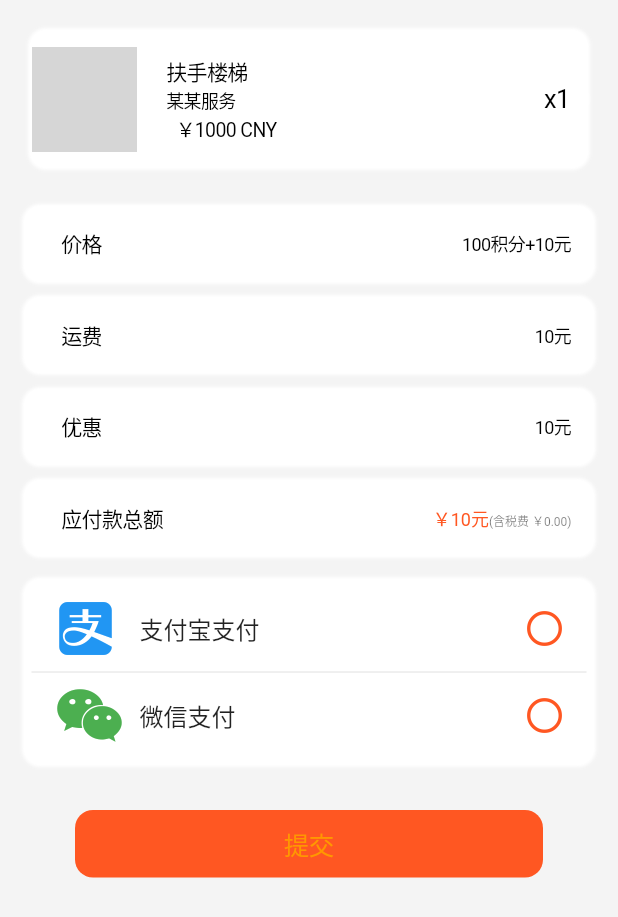
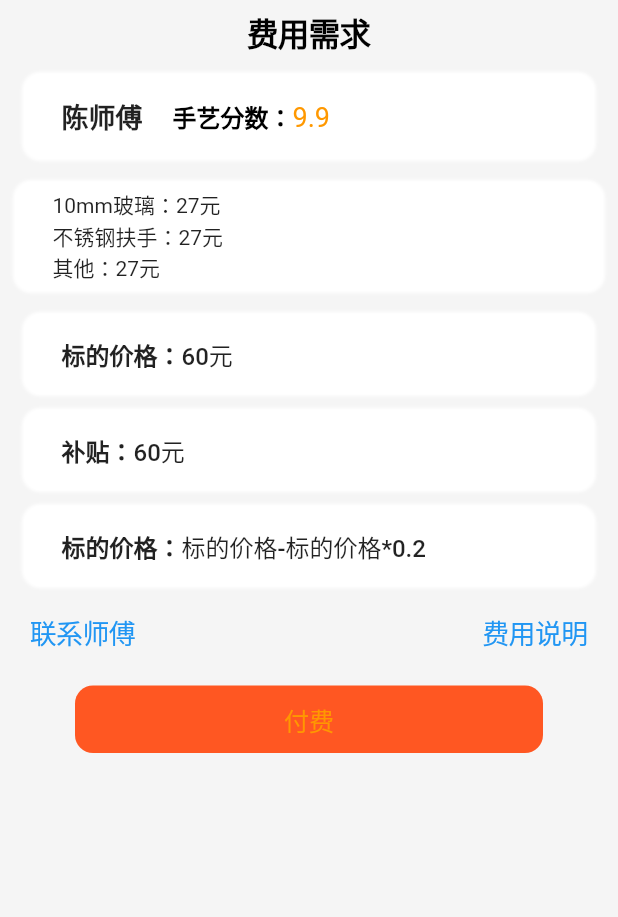
Before and after one commit to kurosann/fixtures-app, a Flutter app: the screen it shows after launch, on a phone screen of 412 x 824 dp. Shown: the top 917 px of the screen. Run offline on Flutter 3.47's test engine with Material 2 defaults, Android fonts, the phone set to English and light mode, and no system bars; our stand-ins replace camera, dio, flutter_rating_bar, flutter_spinkit, font_awesome_flutter, shared_preferences and 1 more; grey boxes are pictures that could not be loaded.

Commit message:
费用说明

```diff
--- a/lib/main.dart
+++ b/lib/main.dart
@@ -1,4 +1,5 @@
 import 'package:fixtures/routes.dart';
+import 'package:fixtures/view/costNeed/costNeed.dart';
 import 'package:fixtures/view/home/home.dart';
 import 'package:fixtures/view/order/orderDetail.dart';
 import 'package:flutter/cupertino.dart';
@@ -19,7 +20,7 @@ class MyApp extends StatelessWidget {
           barBackgroundColor: Color.fromARGB(150, 255, 255, 255),
           primaryColor: Colors.orange,
           brightness: Brightness.light),
-      home: OrderDetailPage(),
+      home: CostNeedPage(),
     );
   }
 }
--- a/lib/view/personal/styles/myStyle.dart
+++ b/lib/utils/styles/myStyle.dart
@@ -2,6 +2,7 @@
 import 'dart:ui';
 
 import 'package:flutter/cupertino.dart';
+import 'package:flutter/material.dart';
 
 TextStyle myTextFieldStyle(){
   return TextStyle(
@@ -28,3 +29,20 @@ BoxDecoration ourTextFieldBoxStyle() {
     ),
   );
 }
+
+BoxDecoration orderCard() {
+  return BoxDecoration(
+      color: Colors.white,
+      borderRadius: BorderRadius.circular(12),
+      boxShadow: [
+        BoxShadow(
+            color: Colors.white,
+            blurRadius: 1.0,
+            spreadRadius: 1.0)
+      ],
+      border: Border.all(
+        color: Color.fromARGB(255, 200, 200, 200),
+        width: 1,
+        style: BorderStyle.none,
+      ));
+}
--- /dev/null
+++ b/lib/view/costNeed/costNeed.dart
@@ -0,0 +1,190 @@
+import 'package:fixtures/utils/styles/myStyle.dart';
+import 'package:flutter/cupertino.dart';
+import 'package:flutter/material.dart';
+
+class CostNeedPage extends StatefulWidget {
+  static CostNeedPage? _instance;
+
+  static CostNeedPage get instance {
+    if (_instance == null) {
+      _instance = CostNeedPage();
+    }
+    return _instance!;
+  }
+
+  @override
+  State<StatefulWidget> createState() => _costNeedPageState();
+}
+
+class _costNeedPageState extends State<CostNeedPage> {
+  final divider = Divider(height: 1, indent: 20);
+  final rightIcon = Icon(Icons.keyboard_arrow_right);
+  final navTitle = ["10mm玻璃：27元", "不锈钢扶手：27元", "其他：27元"];
+  void _showInfoDialog(context, String content) {
+    showCupertinoDialog(
+      context: context,
+      builder: (context) {
+        return CupertinoAlertDialog(
+          title: Text(content),
+          actions: [
+            CupertinoDialogAction(
+              child: Text("确定"),
+              onPressed: () {
+                Navigator.of(context).pop();
+              },
+            )
+          ],
+        );
+      },
+    );
+  }
+  @override
+  Widget build(BuildContext context) {
+    return Scaffold(
+      body: CupertinoPageScaffold(
+          backgroundColor: Color.fromARGB(245, 245, 245, 245),
+          navigationBar: CupertinoNavigationBar(
+            previousPageTitle: '费用需求',
+            middle: Text("费用需求",style: TextStyle(fontSize: 21.0, color: Colors.black)),
+          ),
+          child: CustomScrollView(
+            slivers: [
+              SliverSafeArea(
+                sliver: CupertinoSliverRefreshControl(
+                  onRefresh: () async {},
+                ),
+              ),
+              SliverToBoxAdapter(
+                child: Column(
+                  children: [
+                    _msgCard("${'陈师傅'}", "手艺分数：", "${9.9}"),
+                    _actionList(),
+                    _itemCard("标的价格：", "${60}元"),
+                    _itemCard("补贴：", "${60}元"),
+                    _itemCard("标的价格：", "标的价格-标的价格*0.2"),
+                    _costShow(),
+                    _submitOrder()
+                  ],
+                ),
+              ),
+            ],
+          )),
+    );
+  }
+
+  Widget _actionList() {
+    return Container(
+      margin: EdgeInsets.symmetric(horizontal: 10, vertical: 10),
+      padding: EdgeInsets.all(4),
+      decoration: orderCard(),
+      child: Column(
+          children: navTitle
+              .map((item, {index}) => Container(
+                    margin:EdgeInsets.only(left: 20),
+                    child:
+                        Row(children: [new Text(item), Divider()]),
+                    alignment: Alignment.center,
+                  ))
+              .toList()),
+    );
+  }
+
+  Widget _itemCard(title, end) {
+    return Container(
+      margin: EdgeInsets.symmetric(horizontal: 16, vertical: 5),
+      padding: EdgeInsets.all(4),
+      decoration: orderCard(),
+      child: Row(
+        children: [
+          Container(
+            margin: EdgeInsets.only(left: 10,top: 10,bottom: 10),
+            padding: EdgeInsets.only(left: 10),
+            child: Text(title, style: TextStyle(fontWeight: FontWeight.w800,fontSize: 16)),
+          ),
+          Container(
+            padding: EdgeInsets.only(right: 10),
+            child: Text(end, style: TextStyle(fontWeight: FontWeight.w500,fontSize: 16)),
+          ),
+        ],
+      ),
+    );
+  }
+
+  Widget _msgCard(title, msg, total) {
+    return Container(
+      margin: EdgeInsets.symmetric(horizontal: 16, vertical: 5),
+      padding: EdgeInsets.all(4),
+      decoration: orderCard(),
+      child: Row(
+        children: [
+          Container(
+            margin: EdgeInsets.all(10),
+            padding: EdgeInsets.only(left: 10, right: 10),
+            child: Text(title, style: TextStyle(fontWeight: FontWeight.w800,fontSize: 18)),
+          ),
+          Container(
+            alignment: Alignment.centerRight,
+            padding: EdgeInsets.only(right: 10),
+            child: RichText(
+                text: TextSpan(children: <TextSpan>[
+              TextSpan(
+                  text: msg,
+                  style: TextStyle(fontWeight: FontWeight.w800,fontSize: 16, color: Colors.black)),
+              TextSpan(
+                  text: total,
+                  style: TextStyle(fontSize: 18.0, color: Colors.orange)),
+            ])),
+          ),
+        ],
+      ),
+    );
+  }
+  Widget _submitOrder() {
+    return Container(
+      padding: EdgeInsets.only(left: 50, right: 50, top: 10, bottom: 20),
+      width: 500,
+      child: CupertinoButton(
+          padding: EdgeInsets.symmetric(horizontal: 50, vertical: 10),
+          borderRadius: BorderRadius.circular(12),
+          color: Colors.deepOrange,
+          child: Text("付费"),
+          onPressed: () {}),
+    );
+  }
+
+  /// 费用说明
+  Widget _costShow() {
+    return Padding(
+      padding: EdgeInsets.symmetric(horizontal: 10, vertical: 2),
+      child: Row(
+        mainAxisAlignment: MainAxisAlignment.spaceBetween,
+        children: <Widget>[
+          CupertinoButton(
+              padding: EdgeInsets.all(10),
+              child: Text(
+                '联系师傅',
+                style: TextStyle(fontSize: 18,color: Colors.blue,),
+              ),
+              onPressed: () {
+                _showInfoDialog(context, '联系师傅');
+              }),
+          Spacer(),
+          Row(
+            children: [
+              CupertinoButton(
+                  padding: EdgeInsets.all(10),
+                  child: Text(
+                    '费用说明',
+                    style: TextStyle(fontSize: 18,color: Colors.blue,),
+                  ),
+                  onPressed: () {
+                    _showInfoDialog(context, '费用说明');
+                  })
+            ],
+          ),
+        ],
+      ),
+    );
+  }
+
+}
--- a/lib/view/order/orderDetail.dart
+++ b/lib/view/order/orderDetail.dart
@@ -1,8 +1,7 @@
+import 'package:fixtures/utils/styles/myStyle.dart';
 import 'package:fixtures/utils/util.dart';
-import 'package:fixtures/view/order/styles/myStart.dart';
 import 'package:flutter/cupertino.dart';
 import 'package:flutter/material.dart';
-import 'package:flutter_rating_bar/flutter_rating_bar.dart';
 import 'package:font_awesome_flutter/font_awesome_flutter.dart';
 
 class OrderDetailPage extends StatefulWidget {
@@ -26,6 +25,10 @@ class _OrderDetailPageState extends State<OrderDetailPage> {
   @override
   Widget build(BuildContext context) {
     return CupertinoPageScaffold(
+      navigationBar: CupertinoNavigationBar(
+        previousPageTitle: '订单支付',
+        middle: Text("订单支付",style: TextStyle(fontSize: 21.0, color: Colors.black)),
+      ),
       backgroundColor: Color.fromARGB(245, 245, 245, 245),
       child: CustomScrollView(slivers: [
         CupertinoSliverRefreshControl(
--- a/lib/view/order/styles/myStart.dart
+++ /dev/null
@@ -1,19 +0,0 @@
-import 'package:flutter/cupertino.dart';
-import 'package:flutter/material.dart';
-
-BoxDecoration orderCard() {
-  return BoxDecoration(
-      color: Colors.white,
-      borderRadius: BorderRadius.circular(12),
-      boxShadow: [
-        BoxShadow(
-            color: Colors.white,
-            blurRadius: 1.0,
-            spreadRadius: 1.0)
-      ],
-      border: Border.all(
-        color: Color.fromARGB(255, 200, 200, 200),
-        width: 1,
-        style: BorderStyle.none,
-      ));
-}
--- a/lib/view/personal/editOurInfo.dart
+++ b/lib/view/personal/editOurInfo.dart
@@ -1,5 +1,5 @@
-import 'package:fixtures/view/personal/styles/myStyle.dart';
-import 'package:fixtures/widget/stepper.dart';
+
+import 'package:fixtures/utils/styles/myStyle.dart';
 import 'package:flutter/cupertino.dart';
 import 'package:flutter/material.dart';
 
```
